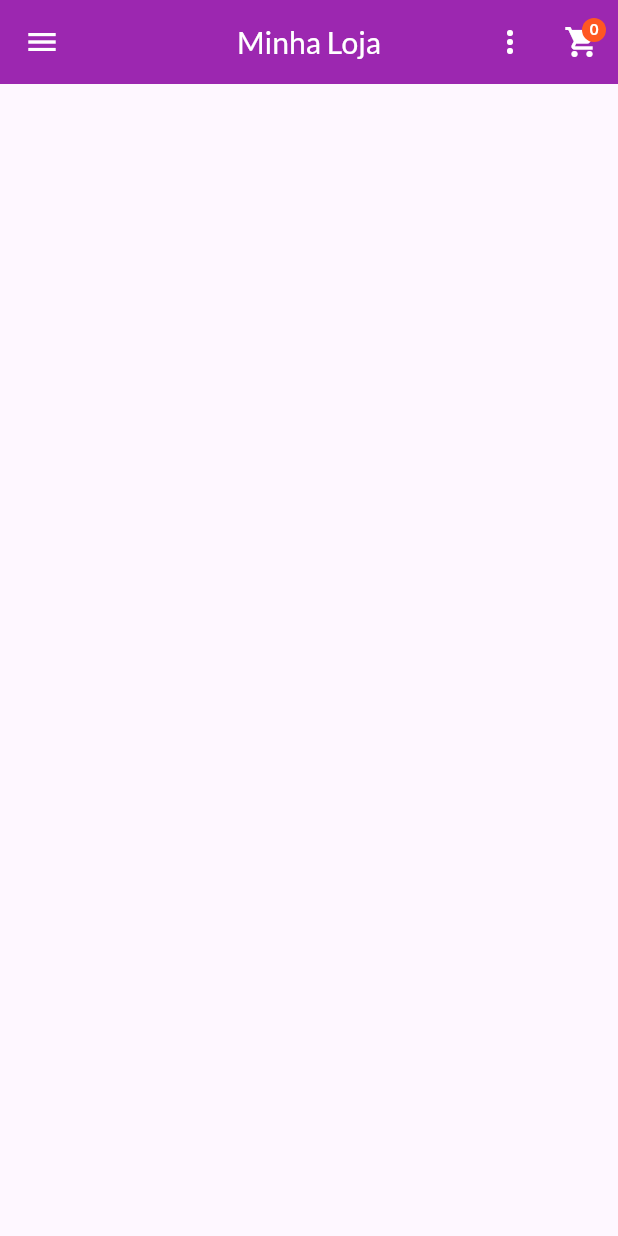
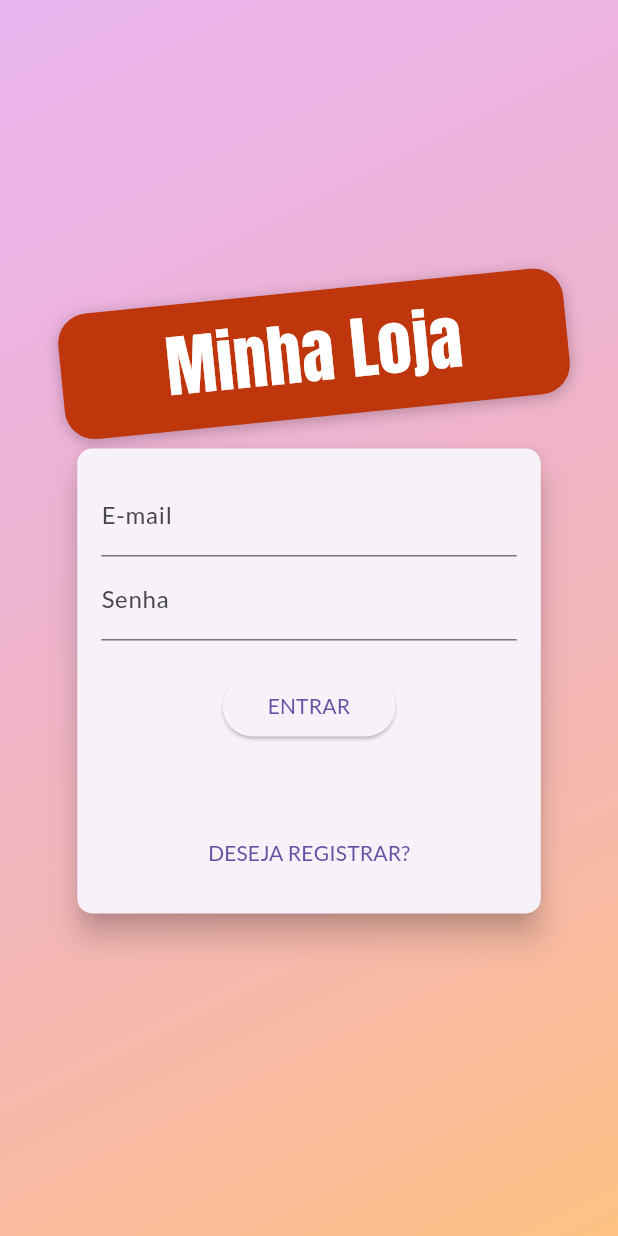
Before and after one commit to RafaellaBarbosa/shop, a Flutter app: the screen it shows after launch, on a phone screen of 412 x 824 dp. Run offline on Flutter 3.47's test engine with Material 3 defaults, Android fonts, the phone set to English and light mode, and no system bars; our stand-ins replace flutter_dotenv.

Commit message:
feat: adicona o login com armazenamento do token

```diff
--- a/lib/app.dart
+++ b/lib/app.dart
@@ -1,13 +1,14 @@
 import 'package:flutter/material.dart';
 import 'package:provider/provider.dart';
+import 'package:shop/models/auth.dart';
 import 'package:shop/models/cart.dart';
 import 'package:shop/models/order_list.dart';
 import 'package:shop/models/product_list.dart';
+import 'package:shop/pages/auth_or_home_page.dart';
 import 'package:shop/pages/cart_page.dart';
 import 'package:shop/pages/orders_page.dart';
 import 'package:shop/pages/product_detail_page.dart';
 import 'package:shop/pages/product_form_page.dart';
-import 'package:shop/pages/products_overview_page.dart';
 import 'package:shop/pages/products_page.dart';
 import 'package:shop/utils/app_routes.dart';
 
@@ -18,7 +19,13 @@ class MyApp extends StatelessWidget {
   Widget build(BuildContext context) {
     return MultiProvider(
       providers: [
-        ChangeNotifierProvider(create: (_) => ProductList()),
+        ChangeNotifierProvider(create: (_) => Auth()),
+        ChangeNotifierProxyProvider<Auth, ProductList>(
+          create: (_) => ProductList('', []),
+          update: (ctx, auth, previous) {
+            return ProductList(auth.token ?? '', previous?.items ?? []);
+          },
+        ),
         ChangeNotifierProvider(create: (_) => Cart()),
         ChangeNotifierProvider(create: (_) => OrderList()),
       ],
@@ -42,7 +49,7 @@ class MyApp extends StatelessWidget {
         debugShowCheckedModeBanner: false,
 
         routes: {
-          AppRoutes.home: (context) => ProductsOverviewPage(),
+          AppRoutes.authOrHome: (ctx) => const AuthOrHomePage(),
           AppRoutes.productDetail: (context) => const ProductDetailPage(),
           AppRoutes.cart: (context) => const CartPage(),
           AppRoutes.orders: (context) => const OrdersPage(),
--- a/lib/component/app_drawer.dart
+++ b/lib/component/app_drawer.dart
@@ -30,7 +30,7 @@ class AppDrawer extends StatelessWidget {
             leading: const Icon(Icons.shop),
             title: const Text('Loja'),
             onTap: () {
-              Navigator.of(context).pushReplacementNamed(AppRoutes.home);
+              Navigator.of(context).pushReplacementNamed(AppRoutes.authOrHome);
             },
           ),
           const Divider(),
--- /dev/null
+++ b/lib/component/auth_form.dart
@@ -0,0 +1,169 @@
+import 'package:flutter/material.dart';
+import 'package:provider/provider.dart';
+import 'package:shop/models/auth.dart';
+
+enum AuthMode { signup, login }
+
+class AuthForm extends StatefulWidget {
+  const AuthForm({super.key});
+
+  @override
+  State<AuthForm> createState() => _AuthFormState();
+}
+
+class _AuthFormState extends State<AuthForm> {
+  final _passwordController = TextEditingController();
+  final _formKey = GlobalKey<FormState>();
+  bool _isLoading = false;
+  AuthMode _authMode = AuthMode.login;
+  final Map<String, String> _authData = {'email': '', 'password': ''};
+
+  bool _isLogin() => _authMode == AuthMode.login;
+  bool _isSignup() => _authMode == AuthMode.signup;
+
+  void _switchAuthMode() {
+    setState(() {
+      if (_isLogin()) {
+        _authMode = AuthMode.signup;
+      } else {
+        _authMode = AuthMode.login;
+      }
+    });
+  }
+
+  void _showErrorDialog(String msg) {
+    showDialog(
+      context: context,
+      builder:
+          (ctx) => AlertDialog(
+            title: const Text('Ocorreo um Erro'),
+            content: Text(msg),
+            actions: [
+              TextButton(
+                onPressed: () => Navigator.of(context).pop(),
+                child: const Text('Fechar'),
+              ),
+            ],
+          ),
+    );
+  }
+
+  Future<void> _submit() async {
+    final isValid = _formKey.currentState?.validate() ?? false;
+
+    if (!isValid) {
+      return;
+    }
+
+    setState(() => _isLoading = true);
+
+    _formKey.currentState?.save();
+    Auth auth = Provider.of(context, listen: false);
+
+    try {
+      if (_isLogin()) {
+        await auth.login(_authData['email']!, _authData['password']!);
+      } else {
+        await auth.signup(_authData['email']!, _authData['password']!);
+      }
+    } on Exception catch (error) {
+      _showErrorDialog(error.toString());
+    } catch (error) {
+      _showErrorDialog('Ocorreu um erro inesperado!');
+    }
+
+    setState(() => _isLoading = false);
+  }
+
+  @override
+  Widget build(BuildContext context) {
+    final deviceSize = MediaQuery.of(context).size;
+    return Card(
+      elevation: 8,
+      shape: RoundedRectangleBorder(borderRadius: BorderRadius.circular(10)),
+      child: Container(
+        padding: const EdgeInsets.all(16),
+        height: _isLogin() ? 310 : 400,
+        width: deviceSize.width * 0.75,
+        child: Form(
+          key: _formKey,
+          child: Column(
+            children: [
+              TextFormField(
+                decoration: const InputDecoration(labelText: 'E-mail'),
+                keyboardType: TextInputType.emailAddress,
+                textInputAction: TextInputAction.next,
+                onSaved: (email) => _authData['email'] = email ?? '',
+                validator: (value) {
+                  final email = value ?? '';
+                  if (email.trim().isEmpty || !email.contains('@')) {
+                    return 'Informe um e-mail válido.';
+                  }
+                  return null;
+                },
+              ),
+              TextFormField(
+                decoration: const InputDecoration(labelText: 'Senha'),
+                keyboardType: TextInputType.emailAddress,
+                obscureText: true,
+                controller: _passwordController,
+                onSaved: (password) => _authData['password'] = password ?? '',
+                validator: (value) {
+                  final password = value ?? '';
+                  if (password.isEmpty || password.length < 5) {
+                    return 'Informe uma senha válida';
+                  }
+                  return null;
+                },
+              ),
+              if (_isSignup())
+                TextFormField(
+                  decoration: const InputDecoration(
+                    labelText: 'Confirmar Senha',
+                  ),
+                  keyboardType: TextInputType.emailAddress,
+                  obscureText: true,
+                  validator:
+                      _isLogin()
+                          ? null
+                          : (value) {
+                            final password = value ?? '';
+                            if (password != _passwordController.text) {
+                              return 'Senhas informadas não conferem.';
+                            }
+                            return null;
+                          },
+                ),
+              const SizedBox(height: 20),
+              if (_isLoading)
+                const CircularProgressIndicator()
+              else
+                ElevatedButton(
+                  onPressed: _submit,
+                  style: ElevatedButton.styleFrom(
+                    shape: RoundedRectangleBorder(
+                      borderRadius: BorderRadius.circular(30),
+                    ),
+                    padding: const EdgeInsets.symmetric(
+                      horizontal: 30,
+                      vertical: 8,
+                    ),
+                  ),
+                  child: Text(
+                    _authMode == AuthMode.login ? 'ENTRAR' : 'REGISTRAR',
+                  ),
+                ),
+              const Spacer(),
+              TextButton(
+                onPressed: _switchAuthMode,
+                child: Text(
+                  _isLogin() ? 'DESEJA REGISTRAR?' : 'JÁ POSSUI CONTA?',
+                ),
+              ),
+            ],
+          ),
+        ),
+      ),
+    );
+  }
+}
--- /dev/null
+++ b/lib/exceptions/auth_exception.dart
@@ -0,0 +1,20 @@
+class AuthException implements Exception {
+  static const Map<String, String> errors = {
+    'EMAIL_EXISTS': 'E-mail já cadastrado.',
+    'OPERATION_NOT_ALLOWED': 'Operação não permitida!',
+    'TOO_MANY_ATTEMPTS_TRY_LATER':
+        'Acesso bloqueado temporariamente. Tente mais tarde.',
+    'EMAIL_NOT_FOUND': 'E-mail não encontrado.',
+    'INVALID_PASSWORD': 'Senha informada não confere.',
+    'USER_DISABLED': 'A conta do usuário foi desabilitada.',
+  };
+
+  final String key;
+
+  AuthException(this.key);
+
+  @override
+  String toString() {
+    return errors[key] ?? 'Ocorreu um erro no processo de autenticação.';
+  }
+}
--- /dev/null
+++ b/lib/pages/auth_or_home_page.dart
@@ -0,0 +1,15 @@
+import 'package:flutter/material.dart';
+import 'package:provider/provider.dart';
+import 'package:shop/models/auth.dart';
+import 'package:shop/pages/auth_page.dart';
+import 'package:shop/pages/products_overview_page.dart';
+
+class AuthOrHomePage extends StatelessWidget {
+  const AuthOrHomePage({super.key});
+
+  @override
+  Widget build(BuildContext context) {
+    Auth auth = Provider.of(context);
+    return auth.isAuth ? const ProductsOverviewPage() : const AuthPage();
+  }
+}
--- /dev/null
+++ b/lib/pages/auth_page.dart
@@ -0,0 +1,61 @@
+import 'package:flutter/material.dart';
+import 'package:shop/component/auth_form.dart';
+
+class AuthPage extends StatelessWidget {
+  const AuthPage({super.key});
+
+  @override
+  Widget build(BuildContext context) {
+    return Scaffold(
+      body: Stack(
+        children: [
+          Container(
+            decoration: BoxDecoration(
+              gradient: LinearGradient(
+                colors: [
+                  Color.fromRGBO(215, 117, 225, 0.5),
+                  Color.fromRGBO(255, 188, 117, 0.9),
+                ],
+                begin: Alignment.topLeft,
+                end: Alignment.bottomRight,
+              ),
+            ),
+          ),
+          SizedBox(
+            width: double.infinity,
+            child: Column(
+              mainAxisAlignment: MainAxisAlignment.center,
+              crossAxisAlignment: CrossAxisAlignment.center,
+              children: [
+                Container(
+                  padding: EdgeInsets.symmetric(horizontal: 70, vertical: 10),
+                  decoration: BoxDecoration(
+                    borderRadius: BorderRadius.circular(20),
+                    color: Colors.deepOrange.shade900,
+                    boxShadow: [
+                      BoxShadow(
+                        color: Colors.black26,
+                        blurRadius: 8,
+                        offset: Offset(0, 2),
+                      ),
+                    ],
+                  ),
+                  transform: Matrix4.rotationZ(-0.1),
+                  child: Text(
+                    'Minha Loja',
+                    style: TextStyle(
+                      fontSize: 45,
+                      fontFamily: 'Anton',
+                      color: Colors.white,
+                    ),
+                  ),
+                ),
+                AuthForm(),
+              ],
+            ),
+          ),
+        ],
+      ),
+    );
+  }
+}
--- a/lib/pages/products_overview_page.dart
+++ b/lib/pages/products_overview_page.dart
@@ -24,7 +24,7 @@ class _ProductsOverviewPageState extends State<ProductsOverviewPage> {
   void initState() {
     super.initState();
 
-    Provider.of<ProductList>(context, listen: false).getProducts().then((
+    Provider.of<ProductList>(context, listen: false).loadProducts().then((
       value,
     ) {
       setState(() {
--- a/lib/pages/products_page.dart
+++ b/lib/pages/products_page.dart
@@ -9,7 +9,7 @@ class ProductsPage extends StatelessWidget {
   const ProductsPage({super.key});
 
   Future<void> _refreshProducts(BuildContext context) async {
-    await Provider.of<ProductList>(context, listen: false).getProducts();
+    await Provider.of<ProductList>(context, listen: false).loadProducts();
   }
 
   @override
--- a/lib/utils/app_routes.dart
+++ b/lib/utils/app_routes.dart
@@ -1,5 +1,6 @@
 class AppRoutes {
-  static const home = '/';
+  static const authOrHome = '/';
+  static const home = '/home';
   static const productsOverview = 'products-overview';
   static const products = '/products';
   static const productDetail = '/product-detail';
```
Also changed, not shown: lib/models/auth.dart (added, +70 -0 lines), lib/models/product_list.dart (+28 -25 lines).
